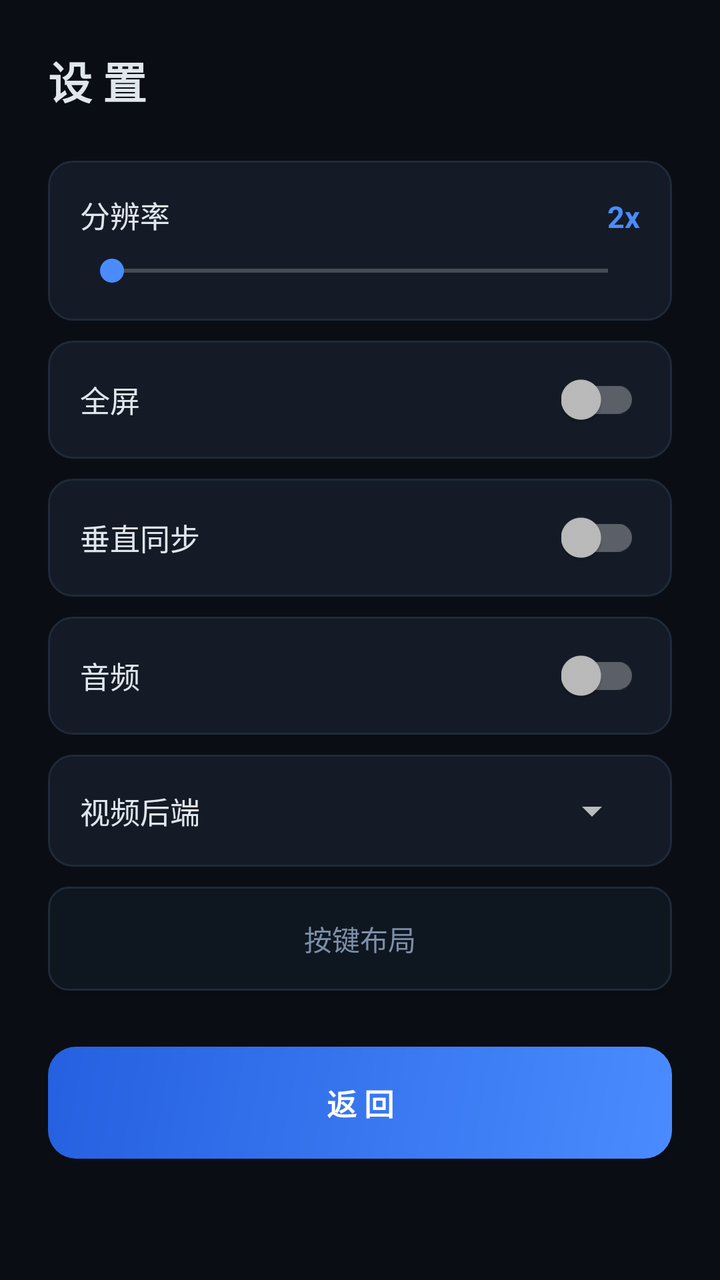
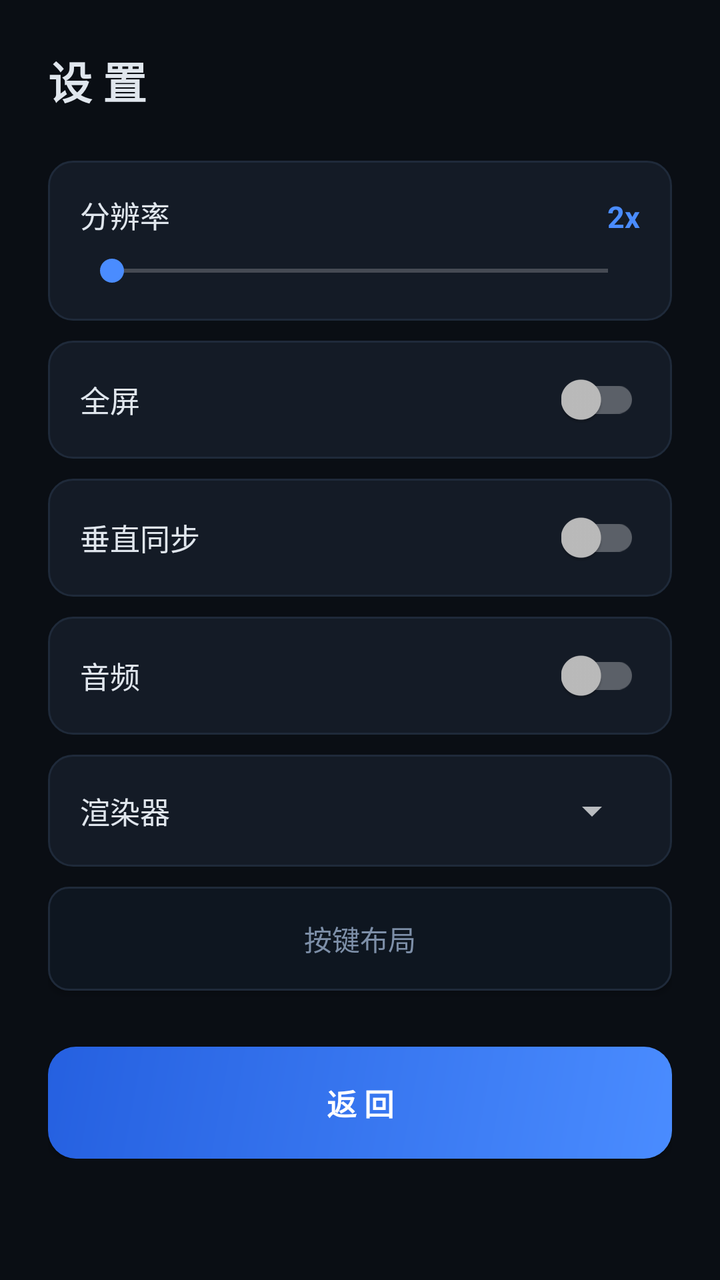

Two renders of the same Android screen: before a commit and after it. Below are the layout's source before the change and the commit's diff.
<!-- AndroidManifest.xml: application theme Theme.UltramanFE0 -->
<!-- res/layout/activity_settings.xml -->
<?xml version="1.0" encoding="utf-8"?>
<ScrollView xmlns:android="http://schemas.android.com/apk/res/android"
    android:layout_width="match_parent" android:layout_height="match_parent"
    android:background="@color/bg">
<LinearLayout
    android:layout_width="match_parent" android:layout_height="wrap_content"
    android:orientation="vertical" android:padding="24dp">
    <TextView android:layout_width="wrap_content" android:layout_height="wrap_content"
        android:text="设 置" android:textColor="#E0E6ED"
        android:textSize="22sp" android:textStyle="bold"/>
    <LinearLayout android:layout_width="match_parent" android:layout_height="wrap_content"
        android:layout_marginTop="24dp" android:background="@drawable/bg_card"
        android:orientation="vertical" android:padding="16dp">
        <LinearLayout android:layout_width="match_parent" android:layout_height="wrap_content"
            android:orientation="horizontal">
            <TextView android:layout_width="0dp" android:layout_height="wrap_content"
                android:layout_weight="1" android:text="分辨率" android:textColor="#E0E6ED" android:textSize="15sp"/>
            <TextView android:id="@+id/tvRes" android:layout_width="wrap_content" android:layout_height="wrap_content"
                android:text="2x" android:textColor="#4A8CFF" android:textSize="15sp" android:textStyle="bold"/>
        </LinearLayout>
        <SeekBar android:id="@+id/sbRes" android:layout_width="match_parent"
            android:layout_height="wrap_content" android:layout_marginTop="8dp"/>
    </LinearLayout>
    <LinearLayout android:layout_width="match_parent" android:layout_height="wrap_content"
        android:layout_marginTop="10dp" android:background="@drawable/bg_card"
        android:gravity="center_vertical" android:orientation="horizontal" android:padding="16dp">
        <TextView android:layout_width="0dp" android:layout_height="wrap_content"
            android:layout_weight="1" android:text="全屏" android:textColor="#E0E6ED" android:textSize="15sp"/>
        <androidx.appcompat.widget.SwitchCompat android:id="@+id/swFullscreen"
            android:layout_width="wrap_content" android:layout_height="wrap_content"/>
    </LinearLayout>
    <LinearLayout android:layout_width="match_parent" android:layout_height="wrap_content"
        android:layout_marginTop="10dp" android:background="@drawable/bg_card"
        android:gravity="center_vertical" android:orientation="horizontal" android:padding="16dp">
        <TextView android:layout_width="0dp" android:layout_height="wrap_content"
            android:layout_weight="1" android:text="垂直同步" android:textColor="#E0E6ED" android:textSize="15sp"/>
        <androidx.appcompat.widget.SwitchCompat android:id="@+id/swVsync"
            android:layout_width="wrap_content" android:layout_height="wrap_content"/>
    </LinearLayout>
    <LinearLayout android:layout_width="match_parent" android:layout_height="wrap_content"
        android:layout_marginTop="10dp" android:background="@drawable/bg_card"
        android:gravity="center_vertical" android:orientation="horizontal" android:padding="16dp">
        <TextView android:layout_width="0dp" android:layout_height="wrap_content"
            android:layout_weight="1" android:text="音频" android:textColor="#E0E6ED" android:textSize="15sp"/>
        <androidx.appcompat.widget.SwitchCompat android:id="@+id/swAudio"
            android:layout_width="wrap_content" android:layout_height="wrap_content"/>
    </LinearLayout>
    <LinearLayout android:layout_width="match_parent" android:layout_height="wrap_content"
        android:layout_marginTop="10dp" android:background="@drawable/bg_card"
        android:gravity="center_vertical" android:orientation="horizontal" android:padding="16dp">
        <TextView android:layout_width="0dp" android:layout_height="wrap_content"
            android:layout_weight="1" android:text="视频后端" android:textColor="#E0E6ED" android:textSize="15sp"/>
        <Spinner android:id="@+id/spBackend" android:layout_width="wrap_content"
            android:layout_height="wrap_content" android:minWidth="120dp"/>
    </LinearLayout>
    <Button android:id="@+id/btnEditButtons"
        android:layout_width="match_parent" android:layout_height="52dp"
        android:layout_marginTop="10dp" android:background="@drawable/bg_btn_secondary"
        android:text="按键布局" android:textColor="#7D8FA8" android:textSize="14sp"/>
    <Button android:id="@+id/btnBack"
        android:layout_width="match_parent" android:layout_height="56dp"
        android:layout_marginTop="28dp" android:background="@drawable/bg_btn_primary"
        android:text="返 回" android:textColor="#FFFFFF"
        android:textSize="15sp" android:textStyle="bold"/>
</LinearLayout>
</ScrollView>
<!-- resources referenced by this layout -->
<resources>
  <color name="bg">#0A0E14</color>
  <!-- drawable bg_btn_primary (drawable) -->
  <?xml version="1.0" encoding="utf-8"?>
  <shape xmlns:android="http://schemas.android.com/apk/res/android">
      <gradient android:angle="135" android:startColor="#4A8CFF" android:endColor="#2560E0"/>
      <corners android:radius="14dp"/>
  </shape>
  <!-- drawable bg_btn_secondary (drawable) -->
  <?xml version="1.0" encoding="utf-8"?>
  <shape xmlns:android="http://schemas.android.com/apk/res/android">
      <solid android:color="#0E1620"/>
      <corners android:radius="10dp"/>
      <stroke android:width="1dp" android:color="#1F2A3A"/>
  </shape>
  <!-- drawable bg_card (drawable) -->
  <?xml version="1.0" encoding="utf-8"?>
  <shape xmlns:android="http://schemas.android.com/apk/res/android">
      <solid android:color="#141B26"/>
      <corners android:radius="12dp"/>
      <stroke android:width="1dp" android:color="#1F2A3A"/>
  </shape>
  <style name="Theme.UltramanFE0" parent="Theme.AppCompat.NoActionBar">
          <item name="colorPrimary">@color/accent</item>
          <item name="colorAccent">@color/accent</item>
          <item name="android:windowBackground">@color/bg</item>
          <item name="android:statusBarColor">@color/bg</item>
          <item name="android:navigationBarColor">@color/bg</item>
      </style>
  <color name="accent">#4A8CFF</color>
</resources>

<!-- the commit's change to res/layout/activity_settings.xml (unified diff, before → after) -->
@@ -49,7 +49,7 @@
         android:layout_marginTop="10dp" android:background="@drawable/bg_card"
         android:gravity="center_vertical" android:orientation="horizontal" android:padding="16dp">
         <TextView android:layout_width="0dp" android:layout_height="wrap_content"
-            android:layout_weight="1" android:text="视频后端" android:textColor="#E0E6ED" android:textSize="15sp"/>
+            android:layout_weight="1" android:text="渲染器" android:textColor="#E0E6ED" android:textSize="15sp"/>
         <Spinner android:id="@+id/spBackend" android:layout_width="wrap_content"
             android:layout_height="wrap_content" android:minWidth="120dp"/>
     </LinearLayout>
